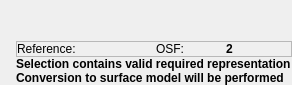
Old version of the form Contours/Widgets/Resources/UI/qMRMLContourSelectorWidget.ui in the repository nagyistge/slicerrt.
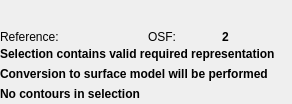
New version of the form. Custom widgets are drawn as their Qt base class.

Commit message: Re #278: Continued implementation of the ContourSelectorWidget

```diff
--- a/Contours/Widgets/Resources/UI/qMRMLContourSelectorWidget.ui
+++ b/Contours/Widgets/Resources/UI/qMRMLContourSelectorWidget.ui
@@ -7,7 +7,7 @@
     <x>0</x>
     <y>0</y>
     <width>292</width>
-    <height>85</height>
+    <height>104</height>
    </rect>
   </property>
   <property name="windowTitle">
@@ -28,27 +28,6 @@
     </widget>
    </item>
    <item>
-    <layout class="QHBoxLayout" name="horizontalLayout_4">
-     <property name="spacing">
-      <number>0</number>
-     </property>
-     <item>
-      <spacer name="horizontalSpacer">
-       <property name="orientation">
-        <enum>Qt::Horizontal</enum>
-       </property>
-       <property name="sizeType">
-        <enum>QSizePolicy::Fixed</enum>
-       </property>
-       <property name="sizeHint" stdset="0">
-        <size>
-         <width>16</width>
-         <height>20</height>
-        </size>
-       </property>
-      </spacer>
-     </item>
-     <item>
       <layout class="QVBoxLayout" name="verticalLayout_3">
        <property name="spacing">
         <number>0</number>
@@ -56,7 +35,7 @@
        <item>
         <widget class="QFrame" name="frame_ReferenceVolumeSelection">
          <property name="frameShape">
-          <enum>QFrame::StyledPanel</enum>
+        <enum>QFrame::NoFrame</enum>
          </property>
          <property name="frameShadow">
           <enum>QFrame::Raised</enum>
@@ -154,6 +133,12 @@
        </item>
        <item>
         <widget class="QLabel" name="label_ValidRequiredRepresentation">
+       <property name="minimumSize">
+        <size>
+         <width>0</width>
+         <height>20</height>
+        </size>
+       </property>
          <property name="font">
           <font>
            <weight>75</weight>
@@ -170,6 +155,12 @@
        </item>
        <item>
         <widget class="QLabel" name="label_ClosedSurfaceModelConversion">
+       <property name="minimumSize">
+        <size>
+         <width>0</width>
+         <height>20</height>
+        </size>
+       </property>
          <property name="font">
           <font>
            <weight>75</weight>
@@ -185,7 +176,24 @@
          </property>
         </widget>
        </item>
-      </layout>
+     <item>
+      <widget class="QLabel" name="label_NoContoursInSelection">
+       <property name="minimumSize">
+        <size>
+         <width>0</width>
+         <height>20</height>
+        </size>
+       </property>
+       <property name="font">
+        <font>
+         <weight>75</weight>
+         <bold>true</bold>
+        </font>
+       </property>
+       <property name="text">
+        <string>No contours in selection</string>
+       </property>
+      </widget>
      </item>
     </layout>
    </item>
```
Lines whose indentation alone changed are shown as unchanged. The commit also changes 4 other files.
